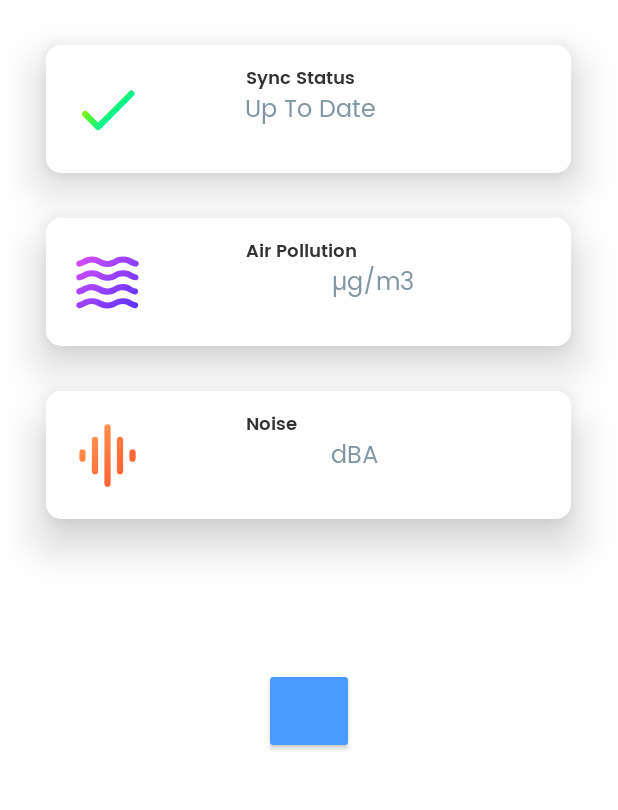
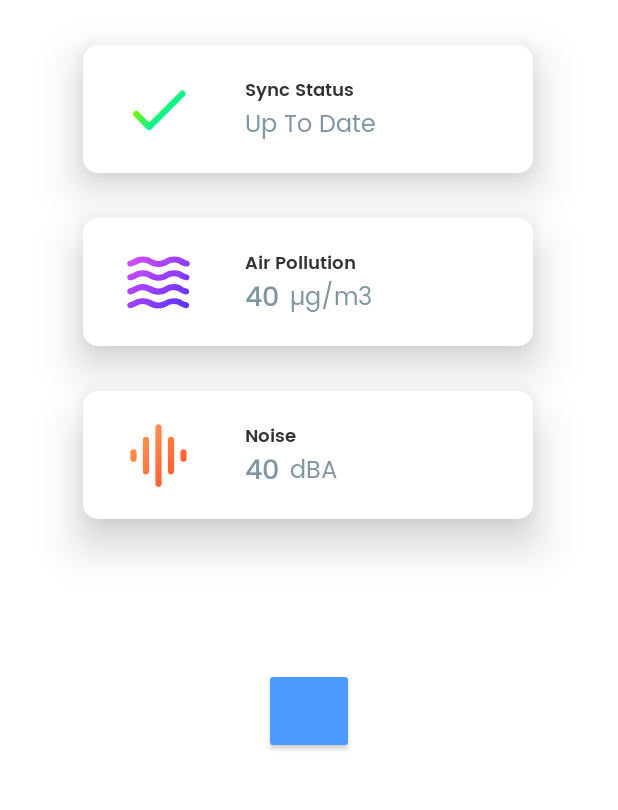
Before and after one commit to GarethBeddis/cardiff-council-cycling-iot-android, an Android app: the MainActivity screen opened directly, with no data from a screen before it, on a phone screen of 412 x 824 dp, the part 333-1143 px from its top. Run offline under Robolectric (Android 15) with nearby library versions, the phone set to English and light mode, and no system bars; libraries missing offline, so code that uses them is left out: be.rijckaert.tim; plain views replace FloatingMusicActionButton; 3 statements that could not run were skipped.

Commit message:
Small redesign and added numbers and styling

```diff
--- a/app/src/main/res/layout/activity_main.xml
+++ b/app/src/main/res/layout/activity_main.xml
@@ -37,7 +37,7 @@
 
     <android.support.constraint.ConstraintLayout
             android:id="@+id/sync"
-            android:layout_width="350sp"
+            android:layout_width="300sp"
             android:layout_height="85sp"
             app:backgroundTint="@color/colorAccent"
             android:layout_margin="30sp"
@@ -61,23 +61,23 @@
                 android:layout_marginTop="8dp"
                 app:layout_constraintTop_toTopOf="parent"
                 app:layout_constraintStart_toStartOf="parent"
-                android:layout_marginStart="16dp" android:id="@+id/appCompatImageView3"/>
+                android:layout_marginStart="25dp" android:id="@+id/appCompatImageView3"/>
 
         <android.support.v7.widget.AppCompatTextView
                 android:layout_width="150sp"
                 android:layout_height="18sp"
                 app:layout_constraintEnd_toEndOf="parent"
-                android:layout_marginEnd="8dp"
+                android:layout_marginEnd="18dp"
                 app:layout_constraintStart_toEndOf="@+id/appCompatImageView3"
                 android:layout_marginStart="8dp"
-                android:layout_marginTop="12dp"
+                android:layout_marginTop="20dp"
                 app:layout_constraintTop_toTopOf="parent"
                 android:text="@string/syncStatus"
                 style="@style/ReadingTitle" android:id="@+id/appCompatTextView7"/>
 
         <android.support.v7.widget.AppCompatTextView
                 android:layout_width="150sp"
-                android:layout_height="30sp" app:layout_constraintEnd_toEndOf="parent" android:layout_marginEnd="67dp"
+                android:layout_height="30sp" app:layout_constraintEnd_toEndOf="parent" android:layout_marginEnd="42dp"
                 app:layout_constraintTop_toBottomOf="@+id/appCompatTextView7" android:layout_marginBottom="8dp"
                 app:layout_constraintBottom_toBottomOf="parent" app:layout_constraintVertical_bias="0.0"
                 android:text="@string/upToDate"
@@ -87,7 +87,7 @@
 
     <android.support.constraint.ConstraintLayout
             android:id="@+id/airPollution"
-            android:layout_width="350sp"
+            android:layout_width="300sp"
             android:layout_height="85sp"
             app:backgroundTint="@color/colorAccent"
             android:layout_margin="30sp"
@@ -111,17 +111,17 @@
                 android:layout_marginTop="8dp"
                 app:layout_constraintTop_toTopOf="parent"
                 app:layout_constraintStart_toStartOf="parent"
-                android:layout_marginStart="16dp"
+                android:layout_marginStart="25dp"
                 android:id="@+id/appCompatImageView"/>
 
         <android.support.v7.widget.AppCompatTextView
                 android:layout_width="150sp"
                 android:layout_height="18sp"
                 app:layout_constraintEnd_toEndOf="parent"
-                android:layout_marginEnd="8dp"
+                android:layout_marginEnd="18dp"
                 app:layout_constraintStart_toEndOf="@+id/appCompatImageView"
                 android:layout_marginStart="8dp"
-                android:layout_marginTop="12dp"
+                android:layout_marginTop="20dp"
                 app:layout_constraintTop_toTopOf="parent"
                 android:text="@string/air"
                 style="@style/ReadingTitle"
@@ -131,7 +131,7 @@
                 android:layout_width="60sp"
                 android:layout_height="30sp"
                 app:layout_constraintEnd_toEndOf="parent"
-                android:layout_marginEnd="99dp"
+                android:layout_marginEnd="102dp"
                 android:id="@+id/appCompatTextView6"
                 android:layout_marginBottom="8dp"
                 app:layout_constraintBottom_toBottomOf="parent"
@@ -141,21 +141,22 @@
                 style="@style/ReadingMeasurement"/>
 
         <android.support.v7.widget.AppCompatTextView
-                android:layout_width="50sp"
+                android:layout_width="30sp"
                 android:layout_height="30sp"
                 android:id="@+id/appCompatTextView5"
                 app:layout_constraintEnd_toStartOf="@+id/appCompatTextView6"
-                android:layout_marginEnd="8dp"
                 android:layout_marginBottom="8dp"
                 app:layout_constraintBottom_toBottomOf="parent"
                 app:layout_constraintTop_toBottomOf="@+id/appCompatTextView4"
-                app:layout_constraintVertical_bias="0.0"/>
+                app:layout_constraintVertical_bias="0.0"
+                style="@style/Reading"
+                android:text="40"/>
 
     </android.support.constraint.ConstraintLayout>
 
     <android.support.constraint.ConstraintLayout
             android:id="@+id/noiseQuality"
-            android:layout_width="350sp"
+            android:layout_width="300sp"
             android:layout_height="85sp"
             app:backgroundTint="@color/colorAccent"
             android:layout_margin="30sp"
@@ -179,16 +180,16 @@
                 android:layout_marginTop="8dp"
                 app:layout_constraintTop_toTopOf="parent"
                 app:layout_constraintStart_toStartOf="parent"
-                android:layout_marginStart="16dp"
+                android:layout_marginStart="25dp"
                 android:id="@+id/appCompatImageView2"/>
 
         <android.support.v7.widget.AppCompatTextView
                 android:layout_width="150sp"
                 android:layout_height="18sp"
                 app:layout_constraintEnd_toEndOf="parent"
-                android:layout_marginEnd="8dp"
+                android:layout_marginEnd="18dp"
                 android:layout_marginStart="8dp"
-                android:layout_marginTop="12dp"
+                android:layout_marginTop="20dp"
                 app:layout_constraintTop_toTopOf="parent"
                 android:text="@string/noise"
                 app:layout_constraintStart_toEndOf="@+id/appCompatImageView2"
@@ -199,19 +200,21 @@
                 android:layout_height="30sp"
                 android:id="@+id/appCompatTextView2"
                 app:layout_constraintTop_toTopOf="@+id/appCompatTextView3" app:layout_constraintEnd_toEndOf="parent"
-                android:layout_marginEnd="110dp"
+                android:layout_marginEnd="112dp"
                 android:text="@string/noise_measurement"
                 style="@style/ReadingMeasurement"/>
 
         <android.support.v7.widget.AppCompatTextView
-                android:layout_width="50sp"
+                android:layout_width="30sp"
                 android:layout_height="30sp"
                 app:layout_constraintEnd_toStartOf="@+id/appCompatTextView2"
-                android:layout_marginEnd="8dp"
                 android:layout_marginBottom="8dp"
                 app:layout_constraintBottom_toBottomOf="parent"
                 app:layout_constraintTop_toBottomOf="@+id/appCompatTextView"
-                android:id="@+id/appCompatTextView3" app:layout_constraintVertical_bias="0.0"/>
+                android:id="@+id/appCompatTextView3"
+                app:layout_constraintVertical_bias="0.0"
+                style="@style/Reading"
+                android:text="40"/>
 
     </android.support.constraint.ConstraintLayout>
 
--- a/app/src/main/res/values/styles.xml
+++ b/app/src/main/res/values/styles.xml
@@ -89,7 +89,15 @@
     <style name="ReadingMeasurement">
         <item name="android:fontFamily">@font/poppins</item>
         <item name="android:textColor">@color/grey</item>
+        <item name="android:paddingTop">2sp</item>
         <item name="android:textSize">16sp</item>
+    </style>
+
+    <!-- Reading -->
+    <style name="Reading">
+        <item name="android:fontFamily">@font/poppins_medium</item>
+        <item name="android:textColor">@color/grey</item>
+        <item name="android:textSize">18sp</item>
     </style>
 
     <!-- Connection -->
```
